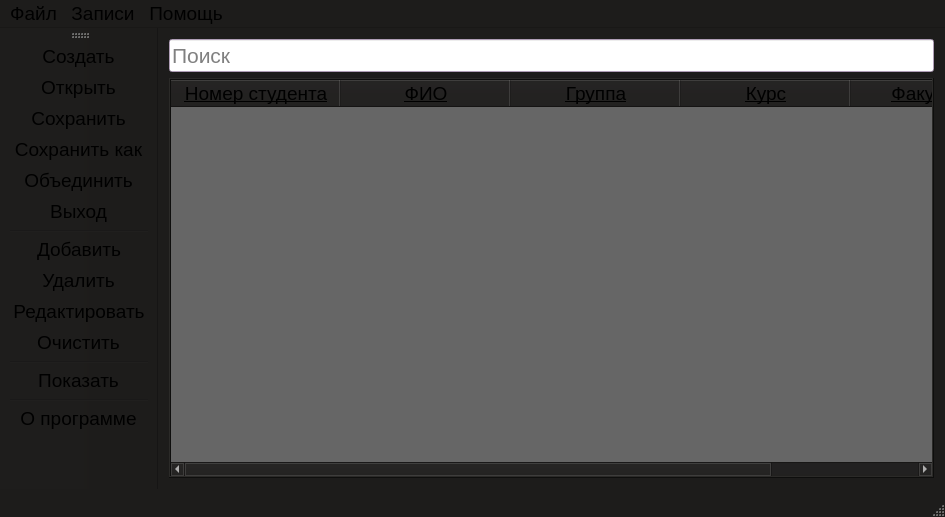
Qt form [!]AllakhyarovRenatCourseWork/MainWindow.ui (Bobbrawler/OOP_staya) before a commit.
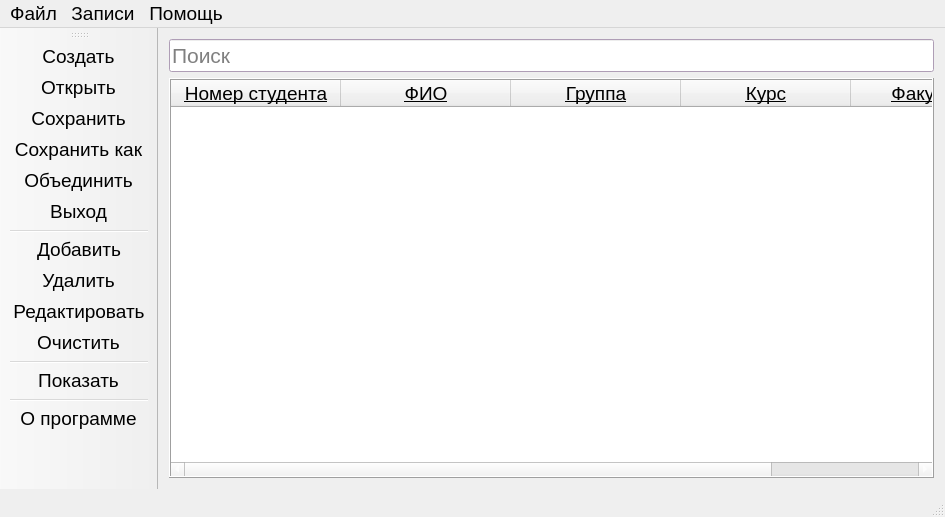
The same form after that commit. Icons and pictures are not drawn.

The edit to the form file:
```diff
--- a/[!]AllakhyarovRenatCourseWork/MainWindow.ui
+++ b/[!]AllakhyarovRenatCourseWork/MainWindow.ui
@@ -16,520 +16,6 @@
     <height>0</height>
    </size>
   </property>
-  <property name="palette">
-   <palette>
-    <active>
-     <colorrole role="WindowText">
-      <brush brushstyle="SolidPattern">
-       <color alpha="255">
-        <red>255</red>
-        <green>255</green>
-        <blue>255</blue>
-       </color>
-      </brush>
-     </colorrole>
-     <colorrole role="Button">
-      <brush brushstyle="SolidPattern">
-       <color alpha="255">
-        <red>29</red>
-        <green>28</green>
-        <blue>27</blue>
-       </color>
-      </brush>
-     </colorrole>
-     <colorrole role="Light">
-      <brush brushstyle="SolidPattern">
-       <color alpha="255">
-        <red>43</red>
-        <green>42</green>
-        <blue>40</blue>
-       </color>
-      </brush>
-     </colorrole>
-     <colorrole role="Midlight">
-      <brush brushstyle="SolidPattern">
-       <color alpha="255">
-        <red>36</red>
-        <green>35</green>
-        <blue>33</blue>
-       </color>
-      </brush>
-     </colorrole>
-     <colorrole role="Dark">
-      <brush brushstyle="SolidPattern">
-       <color alpha="255">
-        <red>14</red>
-        <green>14</green>
-        <blue>13</blue>
-       </color>
-      </brush>
-     </colorrole>
-     <colorrole role="Mid">
-      <brush brushstyle="SolidPattern">
-       <color alpha="255">
-        <red>19</red>
-        <green>19</green>
-        <blue>18</blue>
-       </color>
-      </brush>
-     </colorrole>
-     <colorrole role="Text">
-      <brush brushstyle="SolidPattern">
-       <color alpha="255">
-        <red>255</red>
-        <green>255</green>
-        <blue>255</blue>
-       </color>
-      </brush>
-     </colorrole>
-     <colorrole role="BrightText">
-      <brush brushstyle="SolidPattern">
-       <color alpha="255">
-        <red>255</red>
-        <green>255</green>
-        <blue>255</blue>
-       </color>
-      </brush>
-     </colorrole>
-     <colorrole role="ButtonText">
-      <brush brushstyle="SolidPattern">
-       <color alpha="255">
-        <red>0</red>
-        <green>0</green>
-        <blue>0</blue>
-       </color>
-      </brush>
-     </colorrole>
-     <colorrole role="Base">
-      <brush brushstyle="SolidPattern">
-       <color alpha="255">
-        <red>102</red>
-        <green>102</green>
-        <blue>102</blue>
-       </color>
-      </brush>
-     </colorrole>
-     <colorrole role="Window">
-      <brush brushstyle="SolidPattern">
-       <color alpha="255">
-        <red>29</red>
-        <green>28</green>
-        <blue>27</blue>
-       </color>
-      </brush>
-     </colorrole>
-     <colorrole role="Shadow">
-      <brush brushstyle="SolidPattern">
-       <color alpha="255">
-        <red>0</red>
-        <green>0</green>
-        <blue>0</blue>
-       </color>
-      </brush>
-     </colorrole>
-     <colorrole role="Highlight">
-      <brush brushstyle="SolidPattern">
-       <color alpha="255">
-        <red>0</red>
-        <green>0</green>
-        <blue>0</blue>
-       </color>
-      </brush>
-     </colorrole>
-     <colorrole role="Link">
-      <brush brushstyle="SolidPattern">
-       <color alpha="255">
-        <red>0</red>
-        <green>18</green>
-        <blue>31</blue>
-       </color>
-      </brush>
-     </colorrole>
-     <colorrole role="AlternateBase">
-      <brush brushstyle="SolidPattern">
-       <color alpha="255">
-        <red>14</red>
-        <green>14</green>
-        <blue>13</blue>
-       </color>
-      </brush>
-     </colorrole>
-     <colorrole role="ToolTipBase">
-      <brush brushstyle="SolidPattern">
-       <color alpha="255">
-        <red>255</red>
-        <green>255</green>
-        <blue>220</blue>
-       </color>
-      </brush>
-     </colorrole>
-     <colorrole role="ToolTipText">
-      <brush brushstyle="SolidPattern">
-       <color alpha="255">
-        <red>255</red>
-        <green>255</green>
-        <blue>255</blue>
-       </color>
-      </brush>
-     </colorrole>
-     <colorrole role="PlaceholderText">
-      <brush brushstyle="SolidPattern">
-       <color alpha="127">
-        <red>255</red>
-        <green>255</green>
-        <blue>255</blue>
-       </color>
-      </brush>
-     </colorrole>
-     <colorrole role="Accent">
-      <brush brushstyle="SolidPattern">
-       <color alpha="255">
-        <red>0</red>
-        <green>0</green>
-        <blue>0</blue>
-       </color>
-      </brush>
-     </colorrole>
-    </active>
-    <inactive>
-     <colorrole role="WindowText">
-      <brush brushstyle="SolidPattern">
-       <color alpha="255">
-        <red>255</red>
-        <green>255</green>
-        <blue>255</blue>
-       </color>
-      </brush>
-     </colorrole>
-     <colorrole role="Button">
-      <brush brushstyle="SolidPattern">
-       <color alpha="255">
-        <red>29</red>
-        <green>28</green>
-        <blue>27</blue>
-       </color>
-      </brush>
-     </colorrole>
-     <colorrole role="Light">
-      <brush brushstyle="SolidPattern">
-       <color alpha="255">
-        <red>43</red>
-        <green>42</green>
-        <blue>40</blue>
-       </color>
-      </brush>
-     </colorrole>
-     <colorrole role="Midlight">
-      <brush brushstyle="SolidPattern">
-       <color alpha="255">
-        <red>36</red>
-        <green>35</green>
-        <blue>33</blue>
-       </color>
-      </brush>
-     </colorrole>
-     <colorrole role="Dark">
-      <brush brushstyle="SolidPattern">
-       <color alpha="255">
-        <red>14</red>
-        <green>14</green>
-        <blue>13</blue>
-       </color>
-      </brush>
-     </colorrole>
-     <colorrole role="Mid">
-      <brush brushstyle="SolidPattern">
-       <color alpha="255">
-        <red>19</red>
-        <green>19</green>
-        <blue>18</blue>
-       </color>
-      </brush>
-     </colorrole>
-     <colorrole role="Text">
-      <brush brushstyle="SolidPattern">
-       <color alpha="255">
-        <red>255</red>
-        <green>255</green>
-        <blue>255</blue>
-       </color>
-      </brush>
-     </colorrole>
-     <colorrole role="BrightText">
-      <brush brushstyle="SolidPattern">
-       <color alpha="255">
-        <red>255</red>
-        <green>255</green>
-        <blue>255</blue>
-       </color>
-      </brush>
-     </colorrole>
-     <colorrole role="ButtonText">
-      <brush brushstyle="SolidPattern">
-       <color alpha="255">
-        <red>0</red>
-        <green>0</green>
-        <blue>0</blue>
-       </color>
-      </brush>
-     </colorrole>
-     <colorrole role="Base">
-      <brush brushstyle="SolidPattern">
-       <color alpha="255">
-        <red>102</red>
-        <green>102</green>
-        <blue>102</blue>
-       </color>
-      </brush>
-     </colorrole>
-     <colorrole role="Window">
-      <brush brushstyle="SolidPattern">
-       <color alpha="255">
-        <red>29</red>
-        <green>28</green>
-        <blue>27</blue>
-       </color>
-      </brush>
-     </colorrole>
-     <colorrole role="Shadow">
-      <brush brushstyle="SolidPattern">
-       <color alpha="255">
-        <red>0</red>
-        <green>0</green>
-        <blue>0</blue>
-       </color>
-      </brush>
-     </colorrole>
-     <colorrole role="Highlight">
-      <brush brushstyle="SolidPattern">
-       <color alpha="255">
-        <red>0</red>
-        <green>0</green>
-        <blue>0</blue>
-       </color>
-      </brush>
-     </colorrole>
-     <colorrole role="Link">
-      <brush brushstyle="SolidPattern">
-       <color alpha="255">
-        <red>0</red>
-        <green>18</green>
-        <blue>31</blue>
-       </color>
-      </brush>
-     </colorrole>
-     <colorrole role="AlternateBase">
-      <brush brushstyle="SolidPattern">
-       <color alpha="255">
-        <red>14</red>
-        <green>14</green>
-        <blue>13</blue>
-       </color>
-      </brush>
-     </colorrole>
-     <colorrole role="ToolTipBase">
-      <brush brushstyle="SolidPattern">
-       <color alpha="255">
-        <red>255</red>
-        <green>255</green>
-        <blue>220</blue>
-       </color>
-      </brush>
-     </colorrole>
-     <colorrole role="ToolTipText">
-      <brush brushstyle="SolidPattern">
-       <color alpha="255">
-        <red>255</red>
-        <green>255</green>
-        <blue>255</blue>
-       </color>
-      </brush>
-     </colorrole>
-     <colorrole role="PlaceholderText">
-      <brush brushstyle="SolidPattern">
-       <color alpha="127">
-        <red>255</red>
-        <green>255</green>
-        <blue>255</blue>
-       </color>
-      </brush>
-     </colorrole>
-     <colorrole role="Accent">
-      <brush brushstyle="SolidPattern">
-       <color alpha="255">
-        <red>0</red>
-        <green>0</green>
-        <blue>0</blue>
-       </color>
-      </brush>
-     </colorrole>
-    </inactive>
-    <disabled>
-     <colorrole role="WindowText">
-      <brush brushstyle="SolidPattern">
-       <color alpha="255">
-        <red>14</red>
-        <green>14</green>
-        <blue>13</blue>
-       </color>
-      </brush>
-     </colorrole>
-     <colorrole role="Button">
-      <brush brushstyle="SolidPattern">
-       <color alpha="255">
-        <red>29</red>
-        <green>28</green>
-        <blue>27</blue>
-       </color>
-      </brush>
-     </colorrole>
-     <colorrole role="Light">
-      <brush brushstyle="SolidPattern">
-       <color alpha="255">
-        <red>43</red>
-        <green>42</green>
-        <blue>40</blue>
-       </color>
-      </brush>
-     </colorrole>
-     <colorrole role="Midlight">
-      <brush brushstyle="SolidPattern">
-       <color alpha="255">
-        <red>36</red>
-        <green>35</green>
-        <blue>33</blue>
-       </color>
-      </brush>
-     </colorrole>
-     <colorrole role="Dark">
-      <brush brushstyle="SolidPattern">
-       <color alpha="255">
-        <red>14</red>
-        <green>14</green>
-        <blue>13</blue>
-       </color>
-      </brush>
-     </colorrole>
-     <colorrole role="Mid">
-      <brush brushstyle="SolidPattern">
-       <color alpha="255">
-        <red>19</red>
-        <green>19</green>
-        <blue>18</blue>
-       </color>
-      </brush>
-     </colorrole>
-     <colorrole role="Text">
-      <brush brushstyle="SolidPattern">
-       <color alpha="255">
-        <red>14</red>
-        <green>14</green>
-        <blue>13</blue>
-       </color>
-      </brush>
-     </colorrole>
-     <colorrole role="BrightText">
-      <brush brushstyle="SolidPattern">
-       <color alpha="255">
-        <red>255</red>
-        <green>255</green>
-        <blue>255</blue>
-       </color>
-      </brush>
-     </colorrole>
-     <colorrole role="ButtonText">
-      <brush brushstyle="SolidPattern">
-       <color alpha="255">
-        <red>14</red>
-        <green>14</green>
-        <blue>13</blue>
-       </color>
-      </brush>
-     </colorrole>
-     <colorrole role="Base">
-      <brush brushstyle="SolidPattern">
-       <color alpha="255">
-        <red>29</red>
-        <green>28</green>
-        <blue>27</blue>
-       </color>
-      </brush>
-     </colorrole>
-     <colorrole role="Window">
-      <brush brushstyle="SolidPattern">
-       <color alpha="255">
-        <red>29</red>
-        <green>28</green>
-        <blue>27</blue>
-       </color>
-      </brush>
-     </colorrole>
-     <colorrole role="Shadow">
-      <brush brushstyle="SolidPattern">
-       <color alpha="255">
-        <red>0</red>
-        <green>0</green>
-        <blue>0</blue>
-       </color>
-      </brush>
-     </colorrole>
-     <colorrole role="Link">
-      <brush brushstyle="SolidPattern">
-       <color alpha="255">
-        <red>0</red>
-        <green>18</green>
-        <blue>31</blue>
-       </color>
-      </brush>
-     </colorrole>
-     <colorrole role="AlternateBase">
-      <brush brushstyle="SolidPattern">
-       <color alpha="255">
-        <red>29</red>
-        <green>28</green>
-        <blue>27</blue>
-       </color>
-      </brush>
-     </colorrole>
-     <colorrole role="ToolTipBase">
-      <brush brushstyle="SolidPattern">
-       <color alpha="255">
-        <red>255</red>
-        <green>255</green>
-        <blue>220</blue>
-       </color>
-      </brush>
-     </colorrole>
-     <colorrole role="ToolTipText">
-      <brush brushstyle="SolidPattern">
-       <color alpha="255">
-        <red>255</red>
-        <green>255</green>
-        <blue>255</blue>
-       </color>
-      </brush>
-     </colorrole>
-     <colorrole role="PlaceholderText">
-      <brush brushstyle="SolidPattern">
-       <color alpha="127">
-        <red>14</red>
-        <green>14</green>
-        <blue>13</blue>
-       </color>
-      </brush>
-     </colorrole>
-     <colorrole role="Accent">
-      <brush brushstyle="SolidPattern">
-       <color alpha="255">
-        <red>20</red>
-        <green>20</green>
-        <blue>19</blue>
-       </color>
-      </brush>
-     </colorrole>
-    </disabled>
-   </palette>
-  </property>
   <property name="font">
    <font>
     <pointsize>14</pointsize>
```
